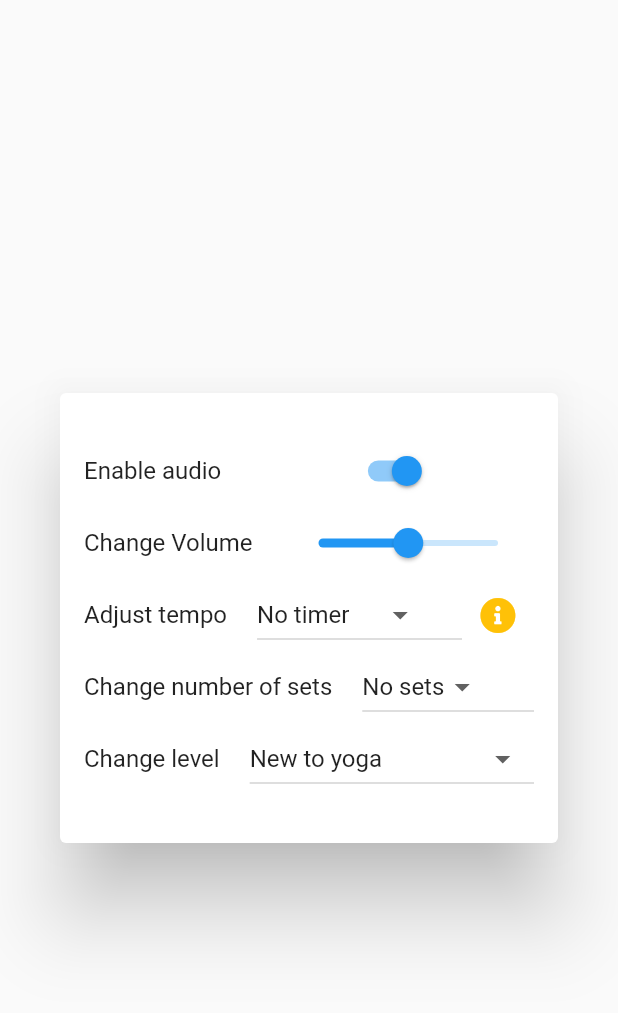
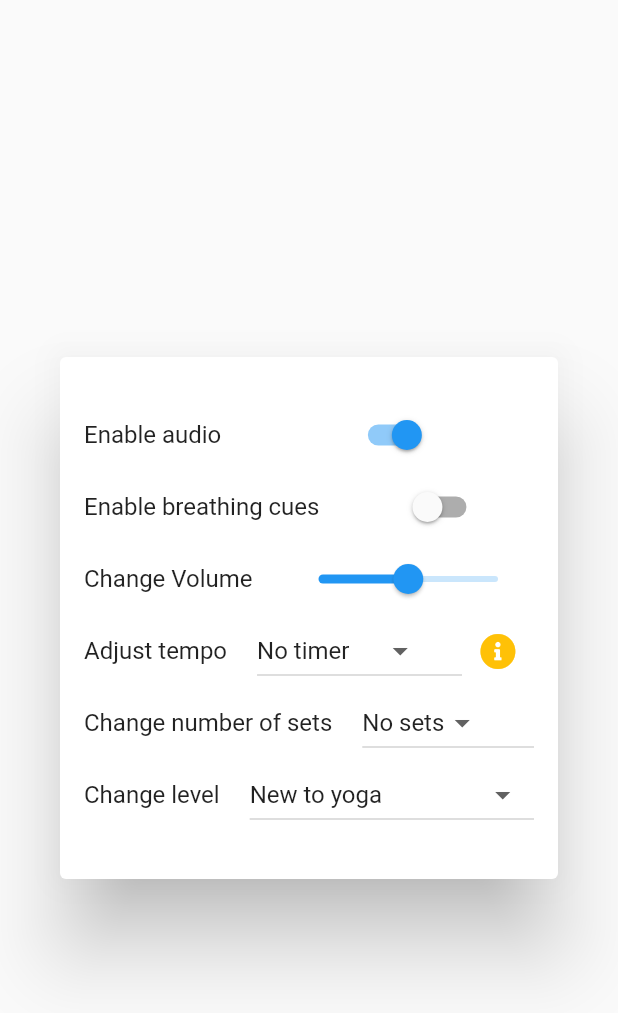
Before and after one commit to RealMarkSussex/coursework_two, a Flutter app: the SettingsDialog widget shown alone on an empty page, opened directly, on a phone screen of 412 x 824 dp. Shown: the top 1013 px of the screen. Run offline on Flutter 3.47's test engine with Material 2 defaults, Android fonts, the phone set to English and light mode, and no system bars; our stand-ins replace audioplayers, cloud_firestore, firebase_core, flutter_linkify, font_awesome_flutter; missing offline and left inert: flutter_email_sender; accounts and stored records are empty.

Commit message:
breathing cues

```diff
--- a/lib/dialogs/settings_dialog.dart
+++ b/lib/dialogs/settings_dialog.dart
@@ -38,6 +38,20 @@ class SettingsDialog extends StatelessWidget {
                           value: settingsState.audioEnabled,
                           onChanged: (value) => changeAudioPreference(
                               settingsState, audioState, context)),
+                    )
+                  ],
+                ),
+                Row(
+                  children: [
+                    const Text("Enable breathing cues"),
+                    const SizedBox(
+                      width: SettingsDialog.textSpacing,
+                    ),
+                    Expanded(
+                      child: Switch(
+                          value: settingsState.breathingCuesEnabled,
+                          onChanged: (value) =>
+                              settingsState.breathingCuesEnabled = true),
                     )
                   ],
                 ),
--- a/lib/main.dart
+++ b/lib/main.dart
@@ -6,6 +6,7 @@ import 'package:coursework_two/pages/edit_exercise_page.dart';
 import 'package:coursework_two/pages/home_page.dart';
 import 'package:coursework_two/state/audio_state.dart';
 import 'package:coursework_two/state/exercise_state.dart';
+import 'package:coursework_two/state/opacity_state.dart';
 import 'package:coursework_two/state/page_state.dart';
 import 'package:coursework_two/state/progress_state.dart';
 import 'package:coursework_two/state/settings_state.dart';
@@ -27,7 +28,8 @@ void main() async {
     ChangeNotifierProvider(create: (context) => exerciseState),
     ChangeNotifierProvider(create: (context) => ProgressState()),
     ChangeNotifierProvider(create: (context) => AudioState()),
-    ChangeNotifierProvider(create: (context) => PageState())
+    ChangeNotifierProvider(create: (context) => PageState()),
+    ChangeNotifierProvider(create: (context) => OpacityState()),
   ], child: const MyApp()));
 }
 
```
Also changed, not shown: lib/components/exercise.dart (+32 -3 lines), lib/components/tool_bar.dart (+20 -10 lines), lib/state/opacity_state.dart (added, +12 -0 lines).
